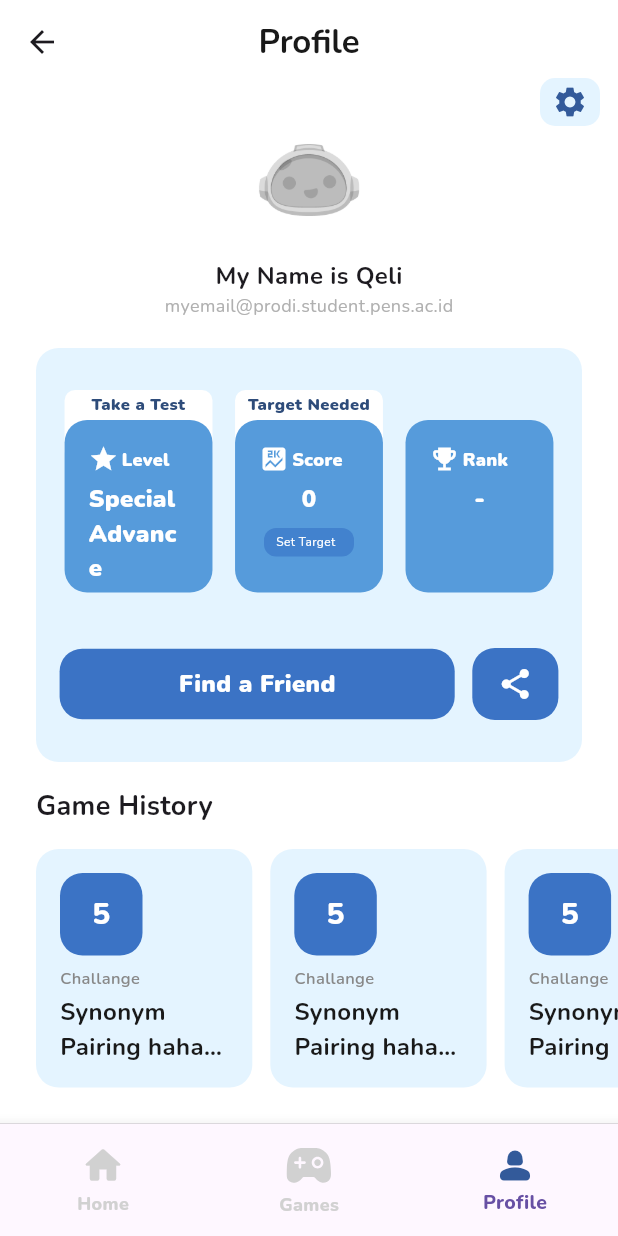
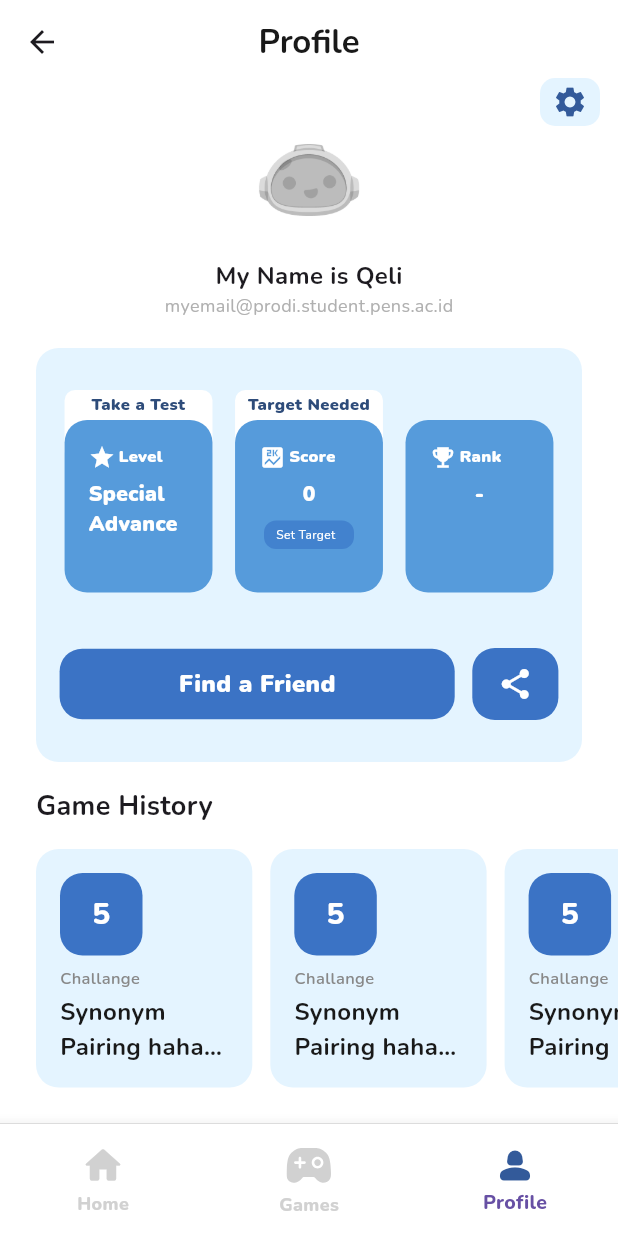
Before and after one commit to MahendraKhibrah/toefl-app, a Flutter app: the MainPage screen opened by its route, item 3 of the bottom bar chosen, on a phone screen of 412 x 824 dp. Run offline on Flutter 3.47's test engine with Material 3 defaults, Android fonts, the phone set to English and light mode, and no system bars; drawn by our look-alikes of skeletonizer; our stand-ins replace dio, easy_debounce, easy_localization, flutter_local_notifications, flutter_otp_text_field, flutter_riverpod and 12 more; missing offline and left inert: restart_app; accounts and stored records are empty; generated files the repository leaves out were written again; network calls fail; project files that could hold a hidden picture were left out.

Commit message:
integrating user profile page

```diff
--- a/lib/pages/games/games_page.dart
+++ b/lib/pages/games/games_page.dart
@@ -21,6 +21,7 @@ class GamesPage extends StatefulWidget {
 
 class _GamesPageState extends State<GamesPage> {
   late Future<List<Game>> futureGames;
+
   // late List<Game> _games = [];
   late PageController _pageController;
   late int _index = 0;
@@ -56,8 +57,10 @@ class _GamesPageState extends State<GamesPage> {
         final games = ref.watch(gameProviderStatesProvider);
 
         return Scaffold(
+          backgroundColor: Colors.white,
           appBar: AppBar(
             leading: null,
+            backgroundColor: Colors.white,
             scrolledUnderElevation: 0,
             centerTitle: true,
             title: Text(
--- a/lib/pages/main_page.dart
+++ b/lib/pages/main_page.dart
@@ -39,6 +39,7 @@ class _MainPageState extends State<MainPage> {
         decoration:
             const BoxDecoration(boxShadow: [BoxShadow()], color: Colors.white),
         child: BottomNavigationBar(
+          backgroundColor: HexColor(neutral10),
           iconSize: 30,
           currentIndex: _index,
           onTap: (int index) {
--- a/lib/pages/user/profile_page.dart
+++ b/lib/pages/user/profile_page.dart
@@ -8,6 +8,7 @@ import 'package:toefl/utils/colors.dart';
 import 'package:toefl/utils/custom_text_style.dart';
 import 'package:toefl/utils/hex_color.dart';
 import 'package:toefl/widgets/blue_container.dart';
+import 'package:toefl/widgets/border_button.dart';
 import 'package:toefl/widgets/common_app_bar.dart';
 
 import 'package:toefl/widgets/profile_page/profile_name_section.dart';
@@ -15,7 +16,14 @@ import 'package:toefl/widgets/profile_page/profile_name_section.dart';
 import '../../routes/route_key.dart';
 
 class ProfilePage extends StatefulWidget {
-  const ProfilePage({super.key});
+  const ProfilePage({
+    super.key,
+    this.isMe = true,
+    this.userId = "",
+  });
+
+  final bool isMe;
+  final String userId;
 
   @override
   State<ProfilePage> createState() => _ProfilePageState();
@@ -46,12 +54,21 @@ class _ProfilePageState extends State<ProfilePage> {
     setState(() {
       isLoading = true;
     });
+    if (widget.isMe) {
       await profileApi.getProfile().then((value) {
         setState(() {
           profile = value;
           isLoading = false;
         });
       });
+    } else {
+      await profileApi.getUserProfile(widget.userId).then((value) {
+        setState(() {
+          profile = value;
+          isLoading = false;
+        });
+      });
+    }
   }
 
   // listenToNotification() {
@@ -147,7 +164,8 @@ class _ProfilePageState extends State<ProfilePage> {
                   ),
                 ],
               )),
-          Positioned(
+          widget.isMe
+              ? Positioned(
                   top: 52,
                   right: 12,
                   width: 40,
@@ -164,7 +182,8 @@ class _ProfilePageState extends State<ProfilePage> {
                       ),
                     ),
                   ),
-          ),
+                )
+              : const SizedBox(),
         ],
       ),
     );
@@ -182,6 +201,7 @@ class _ProfilePageState extends State<ProfilePage> {
             5,
             (index) => Padding(
               padding: const EdgeInsets.only(right: 12.0),
+              child: Skeleton.leaf(
                 child: BlueContainer(
                   width: MediaQuery.of(context).size.width * 0.35,
                   child: Column(
@@ -203,8 +223,8 @@ class _ProfilePageState extends State<ProfilePage> {
                         padding: const EdgeInsets.only(top: 8.0, bottom: 2),
                         child: Text(
                           "Challange",
-                        style: CustomTextStyle.medium14
-                            .copyWith(fontSize: 11, color: HexColor(neutral60)),
+                          style: CustomTextStyle.medium14.copyWith(
+                              fontSize: 11, color: HexColor(neutral60)),
                         ),
                       ),
                       Text(
@@ -216,6 +236,7 @@ class _ProfilePageState extends State<ProfilePage> {
                         overflow: TextOverflow.ellipsis,
                       ),
                     ],
+                  ),
                 ),
               ),
             ),
@@ -246,6 +267,7 @@ class _ProfilePageState extends State<ProfilePage> {
                   icon: Icons.star,
                   value: "Special Advance",
                   bannerText: "Take a Test",
+                  hideBanner: !widget.isMe,
                 ),
                 ProfileStatusCard(
                   width: MediaQuery.of(context).size.width * 0.3 - 25,
@@ -255,8 +277,8 @@ class _ProfilePageState extends State<ProfilePage> {
                   onSetTap: () {
                     initProfile();
                   },
-                  showSetTarget: showBanner,
-                  hideBanner: !showBanner,
+                  showSetTarget: showBanner && widget.isMe,
+                  hideBanner: !showBanner || !widget.isMe,
                   value:
                       "${profile.currentScore}${profile.targetScore != 0 ? '/${profile.targetScore}' : ''}",
                 ),
@@ -275,22 +297,60 @@ class _ProfilePageState extends State<ProfilePage> {
               mainAxisAlignment: MainAxisAlignment.spaceEvenly,
               children: [
                 GestureDetector(
-                  onTap: () {
+                  onTap: () async {
+                    if (widget.isMe) {
                       Navigator.pushNamed(context, RouteKey.searchUser);
+                    } else {
+                      setState(() {
+                        isLoading = true;
+                      });
+                      await profileApi
+                          .changeFriendStatus(widget.userId)
+                          .then((value) {
+                        setState(() {
+                          this.profile =
+                              profile.copyWith(isFriend: !profile.isFriend);
+                          isLoading = false;
+                        });
+                      });
+                    }
                   },
-                  child: BlueContainer(
+                  child: !profile.isFriend
+                      ? BlueContainer(
                           width: MediaQuery.of(context).size.width * 0.7 - 25,
                           color: mariner700,
                           padding: 12,
                           child: Center(
                             child: Text(
-                        "Find a Friend",
+                              widget.isMe
+                                  ? "Find a Friend"
+                                  : profile.isFriend
+                                      ? "Remove Friend"
+                                      : "Add Friend",
                               style: CustomTextStyle.bold16.copyWith(
                                 color: Colors.white,
                                 fontWeight: FontWeight.w900,
                               ),
                             ),
                           ),
+                        )
+                      : BorderButton(
+                          size: MediaQuery.of(context).size.width * 0.7 - 25,
+                          title: 'Remove Friend',
+                          onTap: () async {
+                            setState(() {
+                              isLoading = true;
+                            });
+                            await profileApi
+                                .changeFriendStatus(widget.userId)
+                                .then((value) {
+                              setState(() {
+                                this.profile = profile.copyWith(
+                                    isFriend: !profile.isFriend);
+                                isLoading = false;
+                              });
+                            });
+                          },
                         ),
                 ),
                 BlueContainer(
@@ -378,7 +438,7 @@ class ProfileStatusCard extends StatelessWidget {
                       Icon(
                         icon,
                         color: Colors.white,
-                        size: 20,
+                        size: 18,
                       ),
                       const SizedBox(
                         width: 2,
@@ -387,7 +447,7 @@ class ProfileStatusCard extends StatelessWidget {
                         title,
                         style: CustomTextStyle.extrabold24.copyWith(
                           color: Colors.white,
-                          fontSize: 12,
+                          fontSize: 11,
                           fontWeight: FontWeight.w900,
                         ),
                       ),
@@ -400,8 +460,11 @@ class ProfileStatusCard extends StatelessWidget {
                     value,
                     style: CustomTextStyle.bold16.copyWith(
                       color: Colors.white,
+                      fontSize: 14,
                       fontWeight: FontWeight.w900,
                     ),
+                    maxLines: 2,
+                    overflow: TextOverflow.ellipsis,
                   ),
                   const SizedBox(
                     height: 8,
--- a/lib/widgets/search_text_field.dart
+++ b/lib/widgets/search_text_field.dart
@@ -44,7 +44,7 @@ class _InputTextState extends State<SearchTextField> {
               Icon(Icons.search, color: HexColor(neutral90)),
               const Spacer(),
               SizedBox(
-                width: MediaQuery.of(context).size.width * 0.7,
+                width: MediaQuery.of(context).size.width * 0.67,
                 child: TextFormField(
                   controller: widget.controller,
                   focusNode: widget.focusNode,
```
Also changed, not shown: lib/pages/home_page.dart (+3 -6 lines), lib/pages/user/search_user_page.dart (+14 -3 lines), lib/routes/routes.dart (+8 -4 lines). Lines whose indentation alone changed are shown as unchanged.
